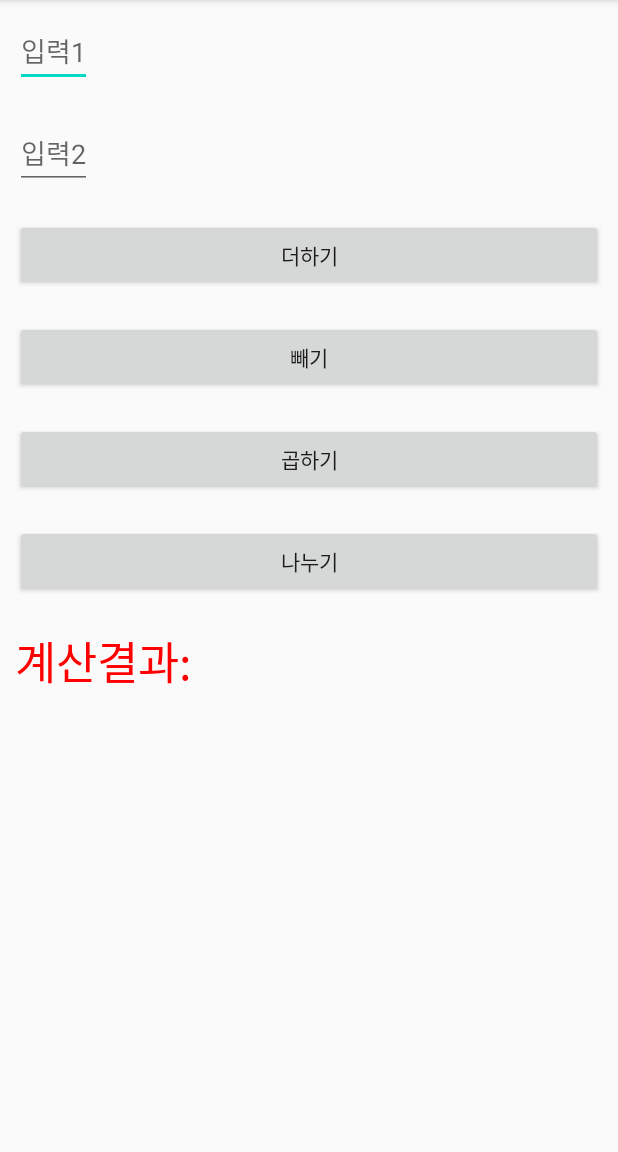
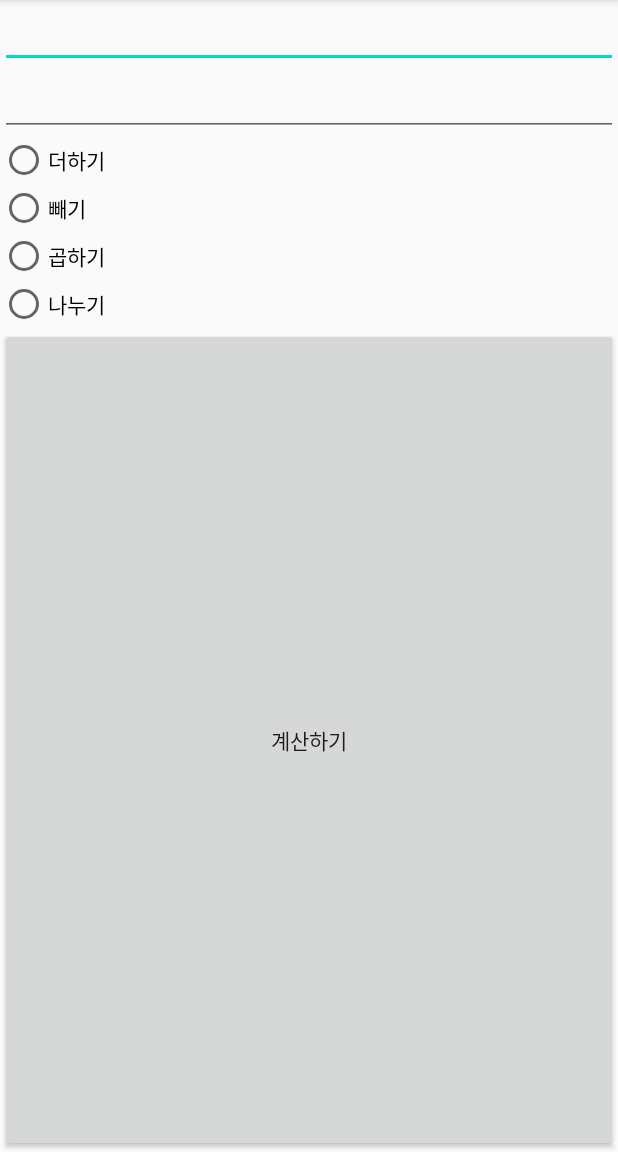
Before and after one commit to Nayoung-apeach/MirimIntentTest, an Android app: the screen it shows after launch (MainActivity), on a phone screen of 412 x 824 dp, the part 84-1236 px from its top. Run offline under Robolectric (Android 15) with nearby library versions, the phone set to English and light mode, and no system bars.

```diff
--- a/app/src/main/java/kr/hs/emirim/s2019w04/mirimintenttest/MainActivity.java
+++ b/app/src/main/java/kr/hs/emirim/s2019w04/mirimintenttest/MainActivity.java
@@ -2,70 +2,60 @@ package kr.hs.emirim.s2019w04.mirimintenttest;
 
 import androidx.appcompat.app.AppCompatActivity;
 
+import android.annotation.SuppressLint;
+import android.content.Intent;
 import android.os.Bundle;
 import android.view.View;
 import android.widget.Button;
 import android.widget.EditText;
-import android.widget.TextView;
+import android.widget.RadioGroup;
+import android.widget.Toast;
 
 public class MainActivity extends AppCompatActivity {
-    EditText edit1,edit2;
-    Button btnAdd,btnMin,btnMul,btnDiv;
-    String num1,num2;
-    TextView res;
-    Integer textres;
+
     @Override
     protected void onCreate(Bundle savedInstanceState) {
-
-
-
         super.onCreate(savedInstanceState);
         setContentView(R.layout.activity_main);
-        edit1=(EditText)findViewById(R.id.edit1);
-        edit2=(EditText)findViewById(R.id.edit2);
-        btnAdd=(Button)findViewById(R.id.btnAdd);
-        btnMin=(Button)findViewById(R.id.btnMin);
-        btnMul=(Button)findViewById(R.id.btnMul);
-        btnDiv=(Button)findViewById(R.id.btnDiv);
-        res=(TextView)findViewById(R.id.TextRes);
-        View.OnClickListener Listener=new View.OnClickListener() {
+
+        final EditText editInput1 = (EditText) findViewById(R.id.input_1);
+        final EditText editInput2 = (EditText) findViewById(R.id.input_2);
+        final RadioGroup radioGroup = (RadioGroup) findViewById(R.id.radiogroup);
+
+        Button btnNewActivity = (Button) findViewById(R.id.btnCal);
+        btnNewActivity.setOnClickListener(new View.OnClickListener() {
             @Override
-            public void onClick(View view) {
-                switch(view.getId())
-                {
-                    case R.id.btnAdd:
-                        num1=edit1.getText().toString();
-                        num2=edit2.getText().toString();
-                        textres=Integer.parseInt(num1)+Integer.parseInt(num2);
-                        res.setText("계산결과:"+textres);
+            public void onClick(View v) {
+                Intent intent = new Intent(getApplicationContext(), ResultActivity.class);
+                switch (radioGroup.getCheckedRadioButtonId()){
+                    case R.id.radioadd:
+                        intent.putExtra("cal", "+");
                         break;
-                    case R.id.btnMin:
-                        num1=edit1.getText().toString();
-                        num2=edit2.getText().toString();
-                        textres=Integer.parseInt(num1)-Integer.parseInt(num2);
-                        res.setText("계산결과:"+textres);
+                    case R.id.radiominus:
+                        intent.putExtra("cal", "-");
                         break;
-                    case R.id.btnMul:
-
-
-
-                        num1=edit1.getText().toString();
-                        num2=edit2.getText().toString();
-                        textres=Integer.parseInt(num1)*Integer.parseInt(num2);
-                        res.setText("계산결과:"+textres);
+                    case R.id.radiomul:
+                        intent.putExtra("cal", "*");
                         break;
-                    case R.id.btnDiv:
-                        num1=edit1.getText().toString();
-                        num2=edit2.getText().toString();
-                        textres=Integer.parseInt(num1)/Integer.parseInt(num2);
-                        res.setText("계산결과:"+textres);
+                    case R.id.radiodiv:
+                        intent.putExtra("cal", "/");
+                        break;
+                    default:
                         break;
                 }
+                intent.putExtra("num1", Integer.parseInt(editInput1.getText().toString()));
+                intent.putExtra("num2", Integer.parseInt(editInput2.getText().toString()));
+
+                startActivityForResult(intent, 0);
             }
-        };
-        btnAdd.setOnClickListener(Listener);
-        btnMin.setOnClickListener(Listener);
-        btnMul.setOnClickListener(Listener);
-        btnDiv.setOnClickListener(Listener);
+        });
+    }
+    @SuppressLint("MissingSuperCall")
+    @Override
+    protected void onActivityResult(int requestCode, int resultCode, Intent data){
+        if(resultCode == RESULT_OK){
+            int hap = data.getIntExtra("Hap", 0);
+            Toast.makeText(getApplicationContext(), "결과" +hap, Toast.LENGTH_SHORT).show();
+        }
     }
 }
--- a/app/src/main/res/layout/activity_main.xml
+++ b/app/src/main/res/layout/activity_main.xml
@@ -1,51 +1,54 @@
-<LinearLayout xmlns:android="http://schemas.android.com/apk/res/android"
+<?xml version="1.0" encoding="utf-8"?>
+<LinearLayout
+    xmlns:android="http://schemas.android.com/apk/res/android"
+    xmlns:app="http://schemas.android.com/apk/res-auto"
     xmlns:tools="http://schemas.android.com/tools"
     android:layout_width="match_parent"
     android:layout_height="match_parent"
-    android:orientation="vertical" >
+    tools:context=".MainActivity"
+    android:orientation="vertical">
 
     <EditText
+        android:id="@+id/input_1"
+        android:layout_width="match_parent"
+        android:layout_height="wrap_content"/>
+    <EditText
+        android:id="@+id/input_2"
+        android:layout_width="match_parent"
+        android:layout_height="wrap_content"/>
+
+    <RadioGroup
+        android:id="@+id/radiogroup"
+        android:layout_width="wrap_content"
+        android:layout_height="wrap_content">
+    <RadioButton
+        android:id="@+id/radioadd"
         android:layout_width="wrap_content"
         android:layout_height="wrap_content"
-        android:id="@+id/edit1"
-        android:layout_margin="10dp"
-        android:hint="입력1"/>
-    <EditText
+        android:text="더하기"
+        />
+    <RadioButton
+        android:id="@+id/radiominus"
         android:layout_width="wrap_content"
         android:layout_height="wrap_content"
-        android:id="@+id/edit2"
-        android:layout_margin="10dp"
-        android:hint="입력2"/>
-    <Button
-        android:id="@+id/btnAdd"
-        android:layout_width="match_parent"
-        android:layout_height="wrap_content"
-        android:layout_margin="10dp"
-        android:text="더하기"/>
-    <Button
-        android:layout_width="match_parent"
-        android:layout_height="wrap_content"
-        android:layout_margin="10dp"
-        android:id="@+id/btnMin"
-        android:text="빼기"/>
-    <Button
-        android:layout_width="match_parent"
-        android:layout_height="wrap_content"
-        android:layout_margin="10dp"
-        android:id="@+id/btnMul"
-        android:text="곱하기"/>
-    <Button
-        android:layout_width="match_parent"
-        android:layout_height="wrap_content"
-        android:layout_margin="10dp"
-        android:id="@+id/btnDiv"
-        android:text="나누기"/>
-    <TextView
+        android:text="빼기" />
+    <RadioButton
+        android:id="@+id/radiomul"
         android:layout_width="wrap_content"
         android:layout_height="wrap_content"
-        android:id="@+id/TextRes"
-        android:textSize="30sp"
-        android:textColor="#FF0000"
-        android:layout_margin="10dp"
-        android:text="계산결과: "/>
+        android:text="곱하기"
+        />
+    <RadioButton
+        android:id="@+id/radiodiv"
+        android:layout_width="wrap_content"
+        android:layout_height="wrap_content"
+        android:text="나누기"
+        />
+    </RadioGroup>
+    <Button
+        android:id="@+id/btnCal"
+        android:layout_width="match_parent"
+        android:layout_height="match_parent"
+        android:text="계산하기"
+        />
 </LinearLayout>
```
Also changed, not shown: app/src/main/java/kr/hs/emirim/s2019w04/mirimintenttest/ResultActivity.java (+10 -37 lines), app/src/main/res/layout/activity_result.xml (+4 -10 lines).
